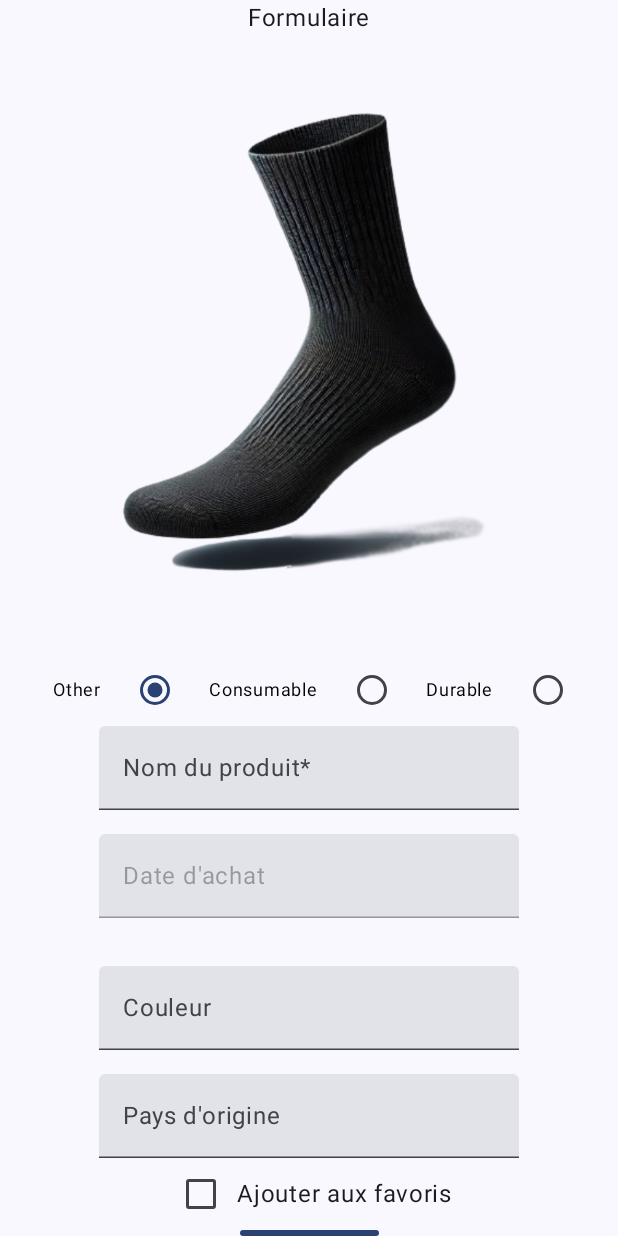
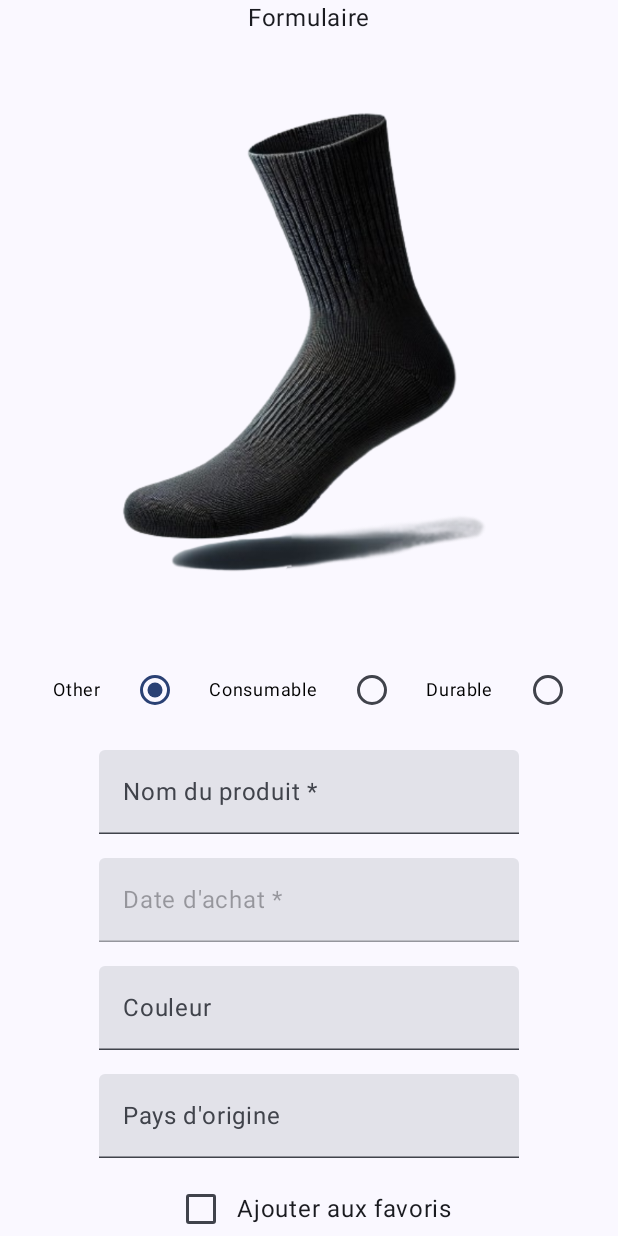
Before and after one commit to ffillouxdev/socks-app-kotlin, an Android app built with Jetpack Compose: the composable FormScreen shown on its own in the app's theme, on a phone screen of 412 x 824 dp. Run offline under Robolectric (Android 15) with nearby library versions, the phone set to English and light mode, and no system bars; libraries missing offline, so code that uses them is left out: com.ramcosta.composedestinations; 1 statement that could not run was skipped.

Commit message:
feat(): refonte des components et des views

```diff
--- a/app/src/main/java/com/example/fillouxproject/MainActivity.kt
+++ b/app/src/main/java/com/example/fillouxproject/MainActivity.kt
@@ -5,15 +5,11 @@ import androidx.activity.ComponentActivity
 import androidx.activity.compose.setContent
 import androidx.activity.enableEdgeToEdge
 import androidx.compose.foundation.layout.fillMaxSize
-import androidx.compose.foundation.layout.padding
-import androidx.compose.material3.Scaffold
 import androidx.compose.material3.Text
 import androidx.compose.runtime.Composable
 import androidx.compose.ui.Modifier
 import androidx.compose.ui.tooling.preview.Preview
 import com.example.fillouxproject.ui.theme.FillouxProjectTheme
-import com.example.fillouxproject.views.LandingScreen
-import com.example.fillouxproject.views.NavGraphs
 import com.ramcosta.composedestinations.DestinationsNavHost
 
 class MainActivity : ComponentActivity() {
--- a/app/src/main/java/com/example/fillouxproject/components/DatePickerDialogField.kt
+++ b/app/src/main/java/com/example/fillouxproject/components/DatePickerDialogField.kt
@@ -6,29 +6,28 @@ import androidx.compose.foundation.verticalScroll
 import androidx.compose.material3.DatePicker
 import androidx.compose.material3.DatePickerDialog
 import androidx.compose.material3.ExperimentalMaterial3Api
-import androidx.compose.material3.SnackbarHost
 import androidx.compose.material3.SnackbarHostState
 import androidx.compose.material3.Text
 import androidx.compose.material3.TextButton
 import androidx.compose.material3.TextField
 import androidx.compose.material3.rememberDatePickerState
-import androidx.compose.runtime.Composable
-import androidx.compose.runtime.derivedStateOf
-import androidx.compose.runtime.getValue
-import androidx.compose.runtime.mutableStateOf
-import androidx.compose.runtime.remember
-import androidx.compose.runtime.rememberCoroutineScope
-import androidx.compose.runtime.setValue
+import androidx.compose.runtime.*
 import androidx.compose.ui.Modifier
+import kotlinx.coroutines.CoroutineScope
 import java.text.SimpleDateFormat
 import java.util.*
 import kotlinx.coroutines.launch
 
 @OptIn(ExperimentalMaterial3Api::class)
 @Composable
-fun DatePickerDialogField(label: String, initialValue: String = "", onValueChange: (String) -> Unit) {
-    val snackState = remember { SnackbarHostState() }
-    val snackScope = rememberCoroutineScope()
+fun DatePickerDialogField(
+    label: String,
+    initialValue: String = "",
+    required: Boolean = false,
+    onValueChange: (String) -> Unit,
+    snackbarHostState: SnackbarHostState,
+    scope: CoroutineScope,
+) {
     val openDialog = remember { mutableStateOf(false) }
     var value by remember { mutableStateOf(initialValue) }
 
@@ -48,7 +47,7 @@ fun DatePickerDialogField(label: String, initialValue: String = "", onValueChang
             onValueChange(it)
         },
         enabled = false,
-        label = { Text(label) },
+        label = { Text(text = if (required) "$label *" else label) },
         modifier = Modifier.clickable { openDialog.value = true }
     )
 
@@ -66,8 +65,8 @@ fun DatePickerDialogField(label: String, initialValue: String = "", onValueChang
                 TextButton(
                     onClick = {
                         openDialog.value = false
-                        snackScope.launch {
-                            snackState.showSnackbar(
+                        scope.launch {
+                            snackbarHostState.showSnackbar(
                                 "Date sélectionnée : ${formatDate(datePickerState.selectedDateMillis)}"
                             )
                         }
@@ -91,6 +90,4 @@ fun DatePickerDialogField(label: String, initialValue: String = "", onValueChang
             )
         }
     }
-
-    SnackbarHost(hostState = snackState, Modifier)
 }
--- a/app/src/main/java/com/example/fillouxproject/components/EditableTextField.kt
+++ b/app/src/main/java/com/example/fillouxproject/components/EditableTextField.kt
@@ -9,15 +9,19 @@ import androidx.compose.runtime.getValue
 import androidx.compose.runtime.setValue
 
 @Composable
-fun EditableTextField(label: String, initialValue: String = "", onValueChange: (String) -> Unit) {
+fun EditableTextField(
+    label: String,
+    initialValue: String = "",
+    required: Boolean = false,
+    onValueChange: (String) -> Unit
+) {
     var value by remember { mutableStateOf(initialValue) }
-
     TextField(
         value = value,
         onValueChange = {
             value = it
             onValueChange(it)
         },
-        label = { Text(label) }
+        label = { Text(text = if (required) "$label *" else label) }
     )
 }
--- a/app/src/main/java/com/example/fillouxproject/components/SubmitButton.kt
+++ b/app/src/main/java/com/example/fillouxproject/components/SubmitButton.kt
@@ -1,71 +1,19 @@
 package com.example.fillouxproject.components
 
-import androidx.compose.foundation.layout.Arrangement
-import androidx.compose.foundation.layout.Column
-import androidx.compose.foundation.layout.fillMaxSize
-import androidx.compose.foundation.layout.padding
 import androidx.compose.foundation.layout.wrapContentSize
 import androidx.compose.material3.Button
-import androidx.compose.material3.Scaffold
-import androidx.compose.material3.SnackbarHost
-import androidx.compose.material3.SnackbarHostState
 import androidx.compose.material3.Text
 import androidx.compose.runtime.Composable
-import androidx.compose.runtime.MutableState
-import androidx.compose.runtime.mutableStateOf
-import androidx.compose.runtime.remember
-import androidx.compose.runtime.rememberCoroutineScope
-import androidx.compose.ui.Alignment
 import androidx.compose.ui.Modifier
-import com.example.fillouxproject.datas.ProductType
-import kotlinx.coroutines.launch
 
 @Composable
 fun SubmitButton(
-    radioButtonValue: MutableState<ProductType>,
-    textFieldsValues: List<String>,
-    checkBoxValue: Boolean,
-    handleNav : () -> Unit
+    onValidate: () -> Unit
 ) {
-    val shouldShowDialog = remember { mutableStateOf(false) }
-    val snackbarHostState = remember { SnackbarHostState() }
-    val scope = rememberCoroutineScope()
-
-    Scaffold(
-        snackbarHost = { SnackbarHost(hostState = snackbarHostState) }
-    ) { paddingValues ->
-        Column(
-            modifier = Modifier
-                .fillMaxSize()
-                .padding(paddingValues),
-            horizontalAlignment = Alignment.CenterHorizontally,
-            verticalArrangement = Arrangement.Center
-        ) {
-            if (shouldShowDialog.value) {
-                MyAlertDialog(
-                    shouldShowDialog = shouldShowDialog,
-                    radioButtonValue = radioButtonValue.value,
-                    textFieldsValues = textFieldsValues,
-                    checkBoxValue = checkBoxValue,
-                    handleAdd = handleNav
-                )
-            }
-
-            Button(
-                onClick = {
-                    val isVerified = textFieldsValues.all { it.isNotBlank() }
-                    if (isVerified) {
-                        shouldShowDialog.value = true
-                    } else {
-                        scope.launch {
-                            snackbarHostState.showSnackbar("Veuillez remplir tous les champs obligatoires (*).")
-                        }
-                    }
-                },
-                modifier = Modifier.wrapContentSize()
-            ) {
-                Text(text = "Valider")
-            }
-        }
+    Button(
+        onClick = onValidate,
+        modifier = Modifier.wrapContentSize()
+    ) {
+        Text(text = "Valider")
     }
 }
--- a/app/src/main/java/com/example/fillouxproject/views/FormScreen.kt
+++ b/app/src/main/java/com/example/fillouxproject/views/FormScreen.kt
@@ -1,32 +1,36 @@
-package com.example.fillouxproject.views
+package com.example.fillouxproject.screens
 
 import androidx.compose.foundation.Image
 import androidx.compose.foundation.layout.Arrangement
 import androidx.compose.foundation.layout.Column
 import androidx.compose.foundation.layout.fillMaxWidth
 import androidx.compose.foundation.layout.padding
+import androidx.compose.foundation.layout.wrapContentSize
+import androidx.compose.material3.Button
+import androidx.compose.material3.Scaffold
+import androidx.compose.material3.SnackbarHost
+import androidx.compose.material3.SnackbarHostState
+import androidx.compose.material3.Text
 import androidx.compose.runtime.*
+import androidx.compose.ui.Alignment
 import androidx.compose.ui.Modifier
-import androidx.compose.material3.Scaffold
-import androidx.compose.material3.Text
-import androidx.compose.ui.Alignment
 import androidx.compose.ui.res.painterResource
 import androidx.compose.ui.unit.dp
 import com.example.fillouxproject.R
-import com.example.fillouxproject.components.CheckboxFavori
-import com.example.fillouxproject.components.DatePickerDialogField
-import com.example.fillouxproject.components.EditableTextField
-import com.example.fillouxproject.components.RadioButtons
-import com.example.fillouxproject.components.SubmitButton
+import com.example.fillouxproject.components.*
 import com.example.fillouxproject.datas.Product
 import com.example.fillouxproject.datas.ProductType
 import com.ramcosta.composedestinations.annotation.Destination
 import com.ramcosta.composedestinations.navigation.DestinationsNavigator
 import com.ramcosta.composedestinations.result.ResultBackNavigator
+import kotlinx.coroutines.launch
 
 @Destination
 @Composable
-fun FormScreen(navigator: DestinationsNavigator, resultNavigator: ResultBackNavigator<Product>) {
+fun FormScreen(
+    navigator: DestinationsNavigator,
+    resultNavigator: ResultBackNavigator<Product>
+) {
     val picture = painterResource(R.drawable.socks1)
     val radioButtonValue = remember { mutableStateOf(ProductType.Other) }
     val checkBoxValue = remember { mutableStateOf(false) }
@@ -34,6 +38,9 @@ fun FormScreen(navigator: DestinationsNavigator, resultNavigator: ResultBackNavi
     val dateAchat = remember { mutableStateOf("") }
     val couleur = remember { mutableStateOf("") }
     val paysOrigine = remember { mutableStateOf("") }
+    val shouldShowDialog = remember { mutableStateOf(false) }
+    val snackbarHostState = remember { SnackbarHostState() }
+    val scope = rememberCoroutineScope()
 
     fun handleNavigation() {
         val product = Product(
@@ -43,51 +50,85 @@ fun FormScreen(navigator: DestinationsNavigator, resultNavigator: ResultBackNavi
             nativeCountry = paysOrigine.value,
             favorite = checkBoxValue.value,
             productType = radioButtonValue
-
-            )
+        )
         resultNavigator.navigateBack(product)
     }
 
-    Scaffold {
+    fun onValidate() {
+        val isVerified = listOf(nomProduit.value, dateAchat.value).all { it.isNotBlank() }
+        if (isVerified) {
+            shouldShowDialog.value = true
+        } else {
+            scope.launch {
+                snackbarHostState.showSnackbar("Veuillez remplir tous les champs obligatoires (*).")
+            }
+        }
+    }
+
+    Scaffold(
+        snackbarHost = { SnackbarHost(hostState = snackbarHostState) }
+    ) { paddingValues ->
         Column(
             modifier = Modifier
-                .padding(it)
+                .padding(paddingValues)
                 .fillMaxWidth(),
             horizontalAlignment = Alignment.CenterHorizontally,
             verticalArrangement = Arrangement.Center
         ) {
             Text("Formulaire")
-            Image(painter=picture, contentDescription = null, modifier = Modifier.padding(24.dp))
-            RadioButtons(
-                radioButtonValue = radioButtonValue
-            )
+            Image(painter = picture, contentDescription = null, modifier = Modifier.padding(24.dp))
+            RadioButtons(radioButtonValue = radioButtonValue)
             Column(
                 modifier = Modifier
-                    .padding(it)
+                    .padding(16.dp)
                     .fillMaxWidth(),
                 horizontalAlignment = Alignment.CenterHorizontally,
-                verticalArrangement = Arrangement.spacedBy(16.dp))
-            {
-                EditableTextField("Nom du produit*", onValueChange = { nomProduit.value = it })
-
+                verticalArrangement = Arrangement.spacedBy(16.dp)
+            ) {
+                EditableTextField(
+                    label = "Nom du produit",
+                    initialValue = nomProduit.value,
+                    required = true,
+                    onValueChange = { nomProduit.value = it }
+                )
                 DatePickerDialogField(
                     label = "Date d'achat",
                     initialValue = dateAchat.value,
-                    onValueChange = { dateAchat.value = it }
+                    onValueChange = { dateAchat.value = it },
+                    snackbarHostState = snackbarHostState,
+                    scope = scope,
+                    required = true
                 )
+                EditableTextField(
+                    label = "Couleur",
+                    initialValue = couleur.value,
+                    required = false,
+                    onValueChange = { couleur.value = it }
+                )
+                EditableTextField(
+                    label = "Pays d'origine",
+                    initialValue = paysOrigine.value,
+                    required = false,
+                    onValueChange = { paysOrigine.value = it }
+                )
+            }
+            CheckboxFavori(checkBoxValue = checkBoxValue)
+            Button(
+                onClick = { onValidate() },
+                modifier = Modifier.wrapContentSize()
+            ) {
+                Text(text = "Valider")
+            }
 
-                EditableTextField("Couleur", onValueChange = { couleur.value = it })
-                EditableTextField("Pays d'origine", onValueChange = { paysOrigine.value = it })
+            if (shouldShowDialog.value) {
+                MyAlertDialog(
+                    shouldShowDialog = shouldShowDialog,
+                    radioButtonValue = radioButtonValue.value,
+                    textFieldsValues = listOf(nomProduit.value, dateAchat.value, couleur.value, paysOrigine.value),
+                    checkBoxValue = checkBoxValue.value,
+                    handleAdd = { handleNavigation() }
+                )
             }
-            CheckboxFavori(
-                checkBoxValue = checkBoxValue
-            )
-            SubmitButton(
-                radioButtonValue = radioButtonValue,
-                textFieldsValues = listOf(nomProduit.value, dateAchat.value, couleur.value, paysOrigine.value),
-                checkBoxValue = checkBoxValue.value,
-                handleNav = { handleNavigation() }
-            )
         }
     }
 }
```
Also changed, not shown: app/src/main/java/com/example/fillouxproject/views/LandingScreen.kt (+8 -8 lines).
